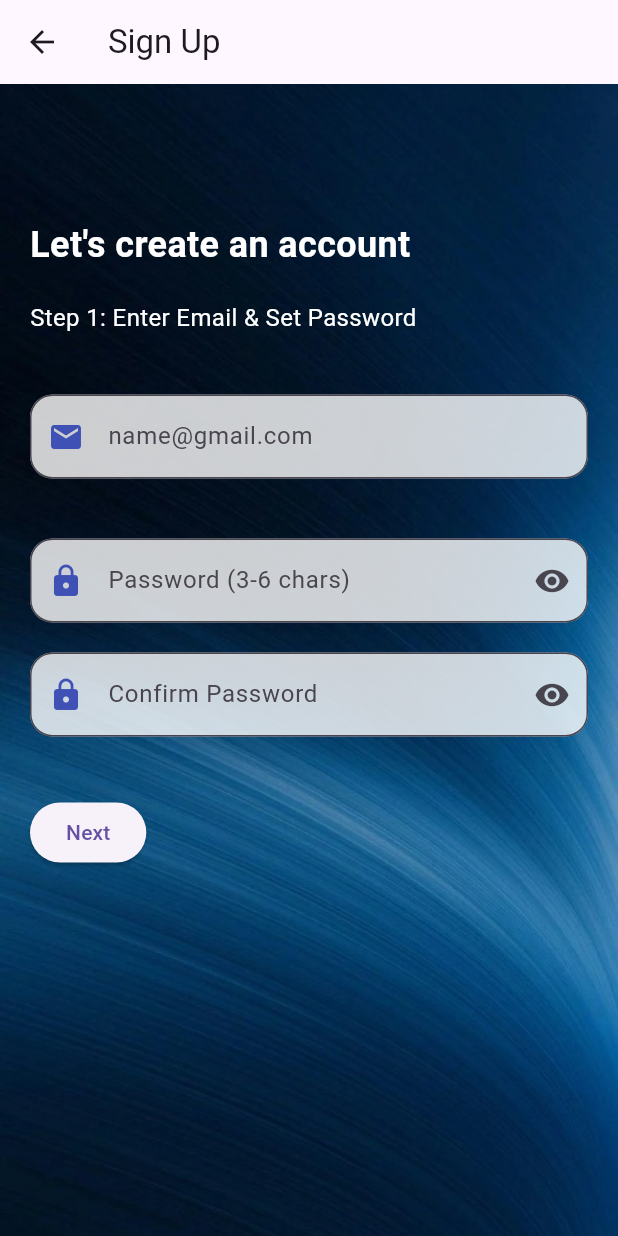
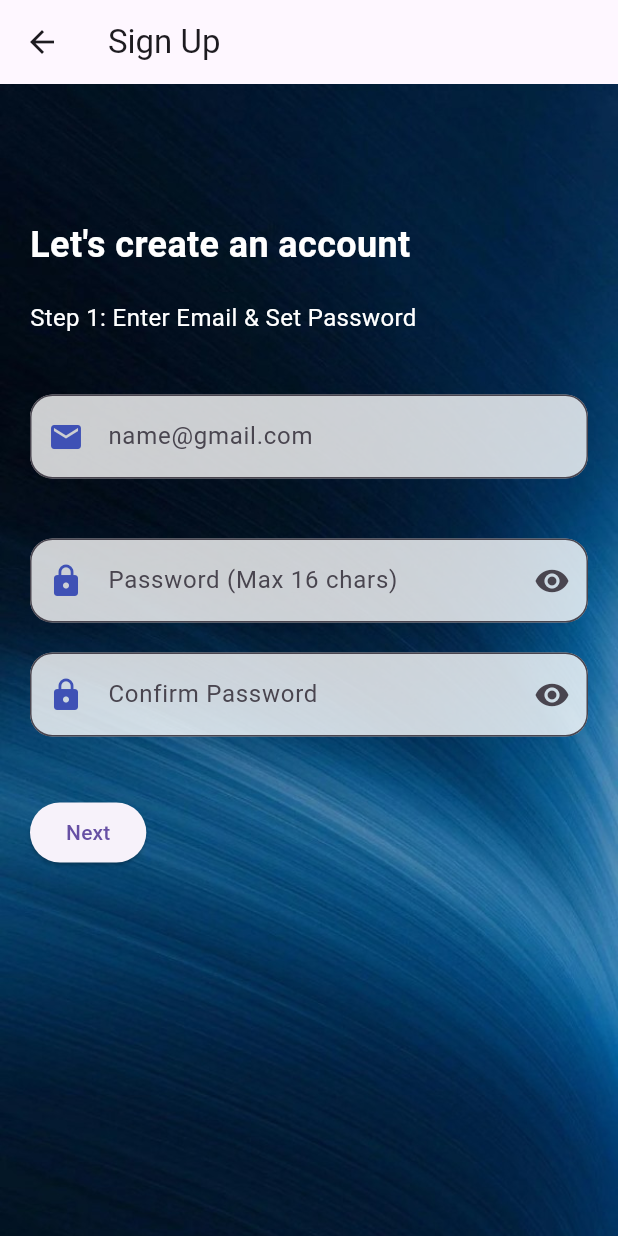
Before and after one commit to s4wqp/FlutterV1, a Flutter app: the SignUpPage screen opened directly, on a phone screen of 412 x 824 dp. Run offline on Flutter 3.47's test engine with Material 3 defaults, Android fonts, the phone set to English and light mode, and no system bars; our stand-ins replace awesome_dialog, cloud_firestore, dio, faker, firebase_auth, firebase_core and 6 more; missing offline and left inert: google_mlkit_text_recognition; accounts and stored records are empty.

Commit message:
Allow 16 char password but warn about hashing overflow

```diff
--- a/lib/presentation/screens/auth/SignUp.dart
+++ b/lib/presentation/screens/auth/SignUp.dart
@@ -202,10 +202,10 @@ class _SignUpPageState extends State<SignUpPage> {
                   TextField(
                     controller: passController,
                     obscureText: _obscureTextPass,
-                    maxLength: 6,
+                    maxLength: 16, // Updated to 16 as per user info
                     decoration: InputDecoration(
                       prefixIcon: const Icon(Icons.lock, color: Colors.indigo),
-                      hintText: 'Password (3-6 chars)',
+                      hintText: 'Password (Max 16 chars)',
                       counterText: "", // Hide character counter
                       border: OutlineInputBorder(
                           borderRadius: BorderRadius.circular(15)),
@@ -227,7 +227,7 @@ class _SignUpPageState extends State<SignUpPage> {
                   TextField(
                     controller: repassController,
                     obscureText: _obscureTextRePass,
-                    maxLength: 6,
+                    maxLength: 16,
                     decoration: InputDecoration(
                       prefixIcon: const Icon(Icons.lock, color: Colors.indigo),
                       hintText: 'Confirm Password',
--- a/lib/presentation/screens/services/provide_services4.dart
+++ b/lib/presentation/screens/services/provide_services4.dart
@@ -477,7 +477,7 @@ class _ProvideServices4State extends State<ProvideServices4> {
           if (dataString.contains("Data too long") &&
               dataString.contains("user_password")) {
             errorMessage =
-                "Registration Failed: Password is too long. Try 3-6 chars. If this fails, the server is misconfigured.";
+                "Registration Failed: 'Data too long'. Backend has VARCHAR(16). If it uses hashing, even short passwords might overshoot this. Contact backend dev.";
           } else {
             errorMessage =
                 "Server Error ${e.response?.statusCode}: $dataString";
```
